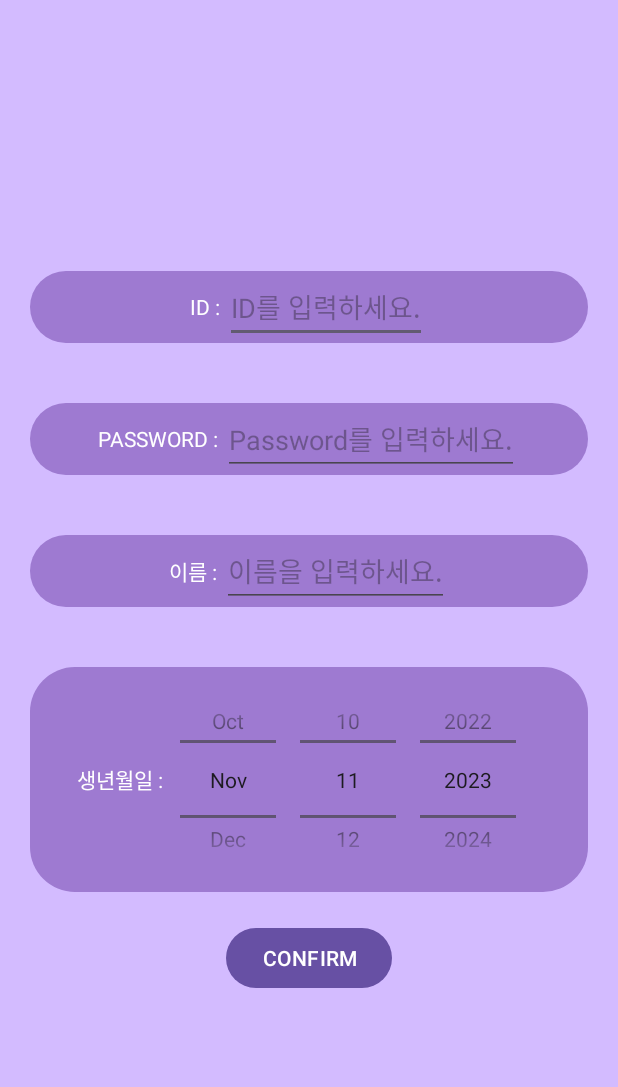
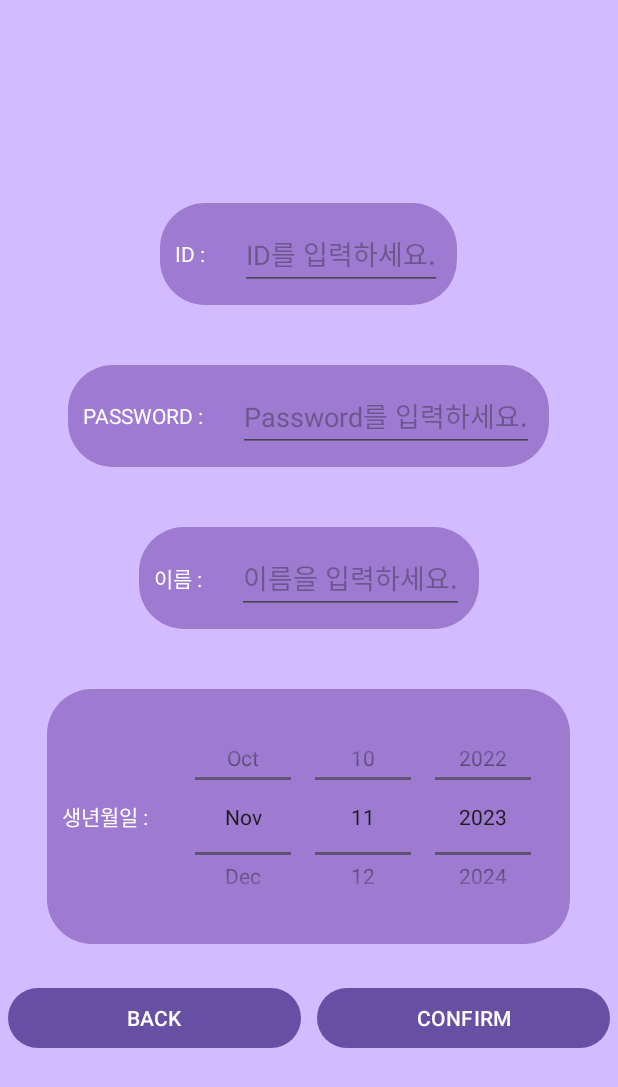
Before and after one commit to keon22han/sealed_secondhand, an Android app: the SignupActivity screen opened directly, with no data from a screen before it, after a tap on "CONFIRM", on a phone screen of 412 x 824 dp. Shown: the top 1087 px of the screen. Run offline under Robolectric (Android 15) with nearby library versions, the phone set to English and light mode, and no system bars; our stand-ins replace Firebase (no records; nobody signed in at launch, a user with empty details on screens opened directly); 1 statement that could not run was skipped.

Commit message:
Change Login and Signup Transitions
Change Login and Signup Transitions

```diff
--- a/app/src/main/java/com/example/sealed_secondhand/LoginActivity.kt
+++ b/app/src/main/java/com/example/sealed_secondhand/LoginActivity.kt
@@ -8,7 +8,6 @@ import android.widget.FrameLayout
 import android.widget.Toast
 import androidx.appcompat.app.AppCompatActivity
 import androidx.transition.Scene
-import androidx.transition.Fade
 import androidx.transition.Transition
 import androidx.transition.TransitionInflater
 import androidx.transition.TransitionManager
--- a/app/src/main/java/com/example/sealed_secondhand/SignupActivity.kt
+++ b/app/src/main/java/com/example/sealed_secondhand/SignupActivity.kt
@@ -2,23 +2,36 @@ package com.example.sealed_secondhand
 
 import android.content.Intent
 import android.os.Bundle
-import android.os.PersistableBundle
 import android.widget.Button
 import android.widget.DatePicker
 import android.widget.EditText
+import android.widget.FrameLayout
 import android.widget.Toast
 import androidx.appcompat.app.AppCompatActivity
+import androidx.transition.Scene
+import androidx.transition.Transition
+import androidx.transition.TransitionInflater
+import androidx.transition.TransitionManager
 import com.example.sealed_secondhand.db.FirebaseAuthentication
 import com.example.sealed_secondhand.db.models.User
 import com.google.firebase.database.FirebaseDatabase
 
 class SignupActivity : AppCompatActivity()  {
+    private lateinit var scene1: Scene
     override fun onCreate(savedInstanceState: Bundle?) {
         super.onCreate(savedInstanceState)
         setContentView(R.layout.activity_signup)
+        val sceneRoot = findViewById<FrameLayout>(R.id.signup_scene_root)
+        scene1 = Scene.getSceneForLayout(sceneRoot, R.layout.signup_scene1, this)
+        var transition: Transition = TransitionInflater.from(this).inflateTransition(R.transition.transition1)
+        val thread = Thread {
+            Thread.sleep(100)
+            runOnUiThread {
+                TransitionManager.go(scene1, transition)
+
                 val confirmButton = findViewById<Button>(R.id.signupCompleteButton)
                 confirmButton.setOnClickListener {
-            var user: User = User()
+                    var user = User()
                     user.userId = findViewById<EditText>(R.id.signupIdTextView).text.toString()
                     user.userPW = findViewById<EditText>(R.id.signupPWTextView).text.toString()
                     user.birthDay = findViewById<DatePicker>(R.id.signupDatePicker).year.toString() + "." + (findViewById<DatePicker>(R.id.signupDatePicker).month+1).toString() + "." + findViewById<DatePicker>(R.id.signupDatePicker).dayOfMonth.toString()
@@ -46,5 +59,15 @@ class SignupActivity : AppCompatActivity()  {
                             }
                     }
                 }
+
+                val backButton = findViewById<Button>(R.id.signupBackButton)
+                backButton.setOnClickListener {
+                    val intent = Intent(applicationContext, LoginActivity::class.java)
+                    startActivity(intent)
+                    finish()
                 }
             }
+        }
+        thread.start()
+    }
+}
--- a/app/src/main/res/layout/activity_login_scene.xml
+++ b/app/src/main/res/layout/activity_login_scene.xml
@@ -9,7 +9,7 @@
         android:layout_width="202dp"
         android:layout_height="184dp"
         android:layout_gravity="center"
-        android:layout_marginTop="250dp"
+        android:layout_marginTop="100dp"
         app:srcCompat="@drawable/start" />
     <EditText
         android:id="@+id/idEditText"
--- a/app/src/main/res/layout/activity_signup.xml
+++ b/app/src/main/res/layout/activity_signup.xml
@@ -3,91 +3,13 @@
     android:orientation="vertical"
     android:layout_width="match_parent"
     android:layout_height="match_parent"
-    android:background="#D3BBFF"
-    android:gravity="center">
-    <LinearLayout
+    android:background="#D3BBFF">
+
+    <FrameLayout
+        android:id="@+id/signup_scene_root"
         android:layout_width="match_parent"
-        android:layout_height="wrap_content"
-        android:gravity="center"
-        android:layout_margin="20dp"
-        android:background="@drawable/layout_style1"
-        android:orientation="horizontal">
-        <TextView
-            android:layout_width="wrap_content"
-            android:layout_height="wrap_content"
-            android:textColor="@color/white"
-            android:text="ID : "/>
-        <EditText
-            android:id="@+id/signupIdTextView"
-            android:layout_width="wrap_content"
-            android:layout_height="wrap_content"
-            android:textColor="@color/white"
-            android:hint="ID를 입력하세요."/>
-    </LinearLayout>
-    <LinearLayout
-        android:layout_width="match_parent"
-        android:layout_height="wrap_content"
-        android:gravity="center"
-        android:layout_margin="20dp"
-        android:background="@drawable/layout_style1"
-        android:orientation="horizontal">
-        <TextView
-            android:layout_width="wrap_content"
-            android:layout_height="wrap_content"
-            android:textColor="@color/white"
-            android:text="PASSWORD : "/>
-        <EditText
-            android:id="@+id/signupPWTextView"
-            android:layout_width="wrap_content"
-            android:layout_height="wrap_content"
-            android:textColor="@color/white"
-            android:inputType="textPassword"
-            android:hint="Password를 입력하세요."/>
-    </LinearLayout>
-    <LinearLayout
-        android:layout_width="match_parent"
-        android:layout_height="wrap_content"
-        android:gravity="center"
-        android:layout_margin="20dp"
-        android:background="@drawable/layout_style1"
-        android:orientation="horizontal">
-        <TextView
-            android:layout_width="wrap_content"
-            android:layout_height="wrap_content"
-            android:textColor="@color/white"
-            android:text="이름 : "/>
-        <EditText
-            android:id="@+id/signupNameTextView"
-            android:layout_width="wrap_content"
-            android:layout_height="wrap_content"
-            android:textColor="@color/white"
-            android:hint="이름을 입력하세요."/>
-    </LinearLayout>
-    <LinearLayout
-        android:layout_width="match_parent"
-        android:layout_height="wrap_content"
-        android:gravity="center"
-        android:layout_margin="20dp"
-        android:background="@drawable/layout_style1"
-        android:orientation="horizontal">
-        <TextView
-            android:layout_width="wrap_content"
-            android:layout_height="wrap_content"
-            android:textColor="@color/white"
-            android:text="생년월일 : "/>
-        <DatePicker
-            android:id="@+id/signupDatePicker"
-            android:layout_width="wrap_content"
-            android:layout_height="150dp"
-            android:outlineAmbientShadowColor="@color/white"
-            android:calendarViewShown="false"
-            android:datePickerMode="spinner"/>
-    </LinearLayout>
-
-    <Button
-        android:id="@+id/signupCompleteButton"
-        android:layout_width="wrap_content"
-        android:layout_height="wrap_content"
-        android:text="CONFIRM" />
+        android:layout_height="match_parent">
+        <include layout="@layout/signup_scene"/>
+    </FrameLayout>
 
 </LinearLayout>
--- /dev/null
+++ b/app/src/main/res/layout/signup_scene.xml
@@ -0,0 +1,120 @@
+<?xml version="1.0" encoding="utf-8"?>
+<LinearLayout xmlns:android="http://schemas.android.com/apk/res/android"
+    android:layout_width="match_parent"
+    android:layout_height="match_parent"
+    android:gravity="center"
+    android:orientation="vertical">
+    <LinearLayout
+        android:id="@+id/layout1"
+        android:layout_width="wrap_content"
+        android:layout_height="wrap_content"
+        android:layout_marginTop="100dp"
+        android:layout_marginBottom="20dp"
+        android:background="@drawable/layout_style1"
+        android:gravity="center"
+        android:orientation="horizontal">
+
+        <TextView
+            android:layout_width="wrap_content"
+            android:layout_height="wrap_content"
+            android:layout_margin="10dp"
+            android:text="ID : "
+            android:textColor="@color/white" />
+
+        <EditText
+            android:id="@+id/signupIdTextView"
+            android:layout_width="wrap_content"
+            android:layout_height="wrap_content"
+            android:layout_margin="10dp"
+            android:hint="ID를 입력하세요."
+            android:textColor="@color/white" />
+    </LinearLayout>
+
+    <LinearLayout
+        android:id="@+id/layout2"
+        android:layout_width="wrap_content"
+        android:layout_height="wrap_content"
+        android:gravity="center"
+        android:layout_margin="20dp"
+        android:background="@drawable/layout_style1"
+        android:orientation="horizontal">
+        <TextView
+            android:layout_width="wrap_content"
+            android:layout_height="wrap_content"
+            android:textColor="@color/white"
+            android:layout_margin="10dp"
+            android:text="PASSWORD : "/>
+        <EditText
+            android:id="@+id/signupPWTextView"
+            android:layout_width="wrap_content"
+            android:layout_height="wrap_content"
+            android:textColor="@color/white"
+            android:inputType="textPassword"
+            android:layout_margin="10dp"
+            android:hint="Password를 입력하세요."/>
+    </LinearLayout>
+    <LinearLayout
+        android:id="@+id/layout3"
+        android:layout_width="wrap_content"
+        android:layout_height="wrap_content"
+        android:gravity="center"
+        android:layout_margin="20dp"
+        android:background="@drawable/layout_style1"
+        android:orientation="horizontal">
+        <TextView
+            android:layout_width="wrap_content"
+            android:layout_height="wrap_content"
+            android:textColor="@color/white"
+            android:layout_margin="10dp"
+            android:text="이름 : "/>
+        <EditText
+            android:id="@+id/signupNameTextView"
+            android:layout_width="wrap_content"
+            android:layout_height="wrap_content"
+            android:textColor="@color/white"
+            android:layout_margin="10dp"
+            android:hint="이름을 입력하세요."/>
+    </LinearLayout>
+    <LinearLayout
+        android:id="@+id/layout4"
+        android:layout_width="wrap_content"
+        android:layout_height="wrap_content"
+        android:gravity="center"
+        android:layout_margin="20dp"
+        android:background="@drawable/layout_style1"
+        android:orientation="horizontal">
+        <TextView
+            android:layout_width="wrap_content"
+            android:layout_height="wrap_content"
+            android:textColor="@color/white"
+            android:layout_margin="10dp"
+            android:text="생년월일 : "/>
+        <DatePicker
+            android:id="@+id/signupDatePicker"
+            android:layout_width="wrap_content"
+            android:layout_height="150dp"
+            android:outlineAmbientShadowColor="@color/white"
+            android:calendarViewShown="false"
+            android:layout_margin="10dp"
+            android:datePickerMode="spinner"/>
+    </LinearLayout>
+    <LinearLayout
+        android:id="@+id/layout5"
+        android:layout_width="match_parent"
+        android:layout_height="wrap_content">
+        <Button
+            android:id="@+id/signupBackButton"
+            android:layout_width="match_parent"
+            android:layout_height="wrap_content"
+            android:layout_weight="1"
+            android:layout_margin="5dp"
+            android:text="BACK" />
+        <Button
+            android:id="@+id/signupCompleteButton"
+            android:layout_width="match_parent"
+            android:layout_height="wrap_content"
+            android:layout_margin="5dp"
+            android:layout_weight="1"
+            android:text="CONFIRM" />
+    </LinearLayout>
+</LinearLayout>
--- /dev/null
+++ b/app/src/main/res/layout/signup_scene1.xml
@@ -0,0 +1,119 @@
+<?xml version="1.0" encoding="utf-8"?>
+<LinearLayout xmlns:android="http://schemas.android.com/apk/res/android"
+    android:layout_width="match_parent"
+    android:layout_height="match_parent"
+    android:gravity="center"
+    android:orientation="vertical">
+    <LinearLayout
+        android:id="@+id/layout1"
+        android:layout_width="wrap_content"
+        android:layout_height="wrap_content"
+        android:layout_margin="20dp"
+        android:background="@drawable/layout_style1"
+        android:gravity="center"
+        android:orientation="horizontal">
+
+        <TextView
+            android:layout_width="wrap_content"
+            android:layout_height="wrap_content"
+            android:layout_margin="10dp"
+            android:text="ID : "
+            android:textColor="@color/white" />
+
+        <EditText
+            android:id="@+id/signupIdTextView"
+            android:layout_width="wrap_content"
+            android:layout_height="wrap_content"
+            android:layout_margin="10dp"
+            android:hint="ID를 입력하세요."
+            android:textColor="@color/white" />
+    </LinearLayout>
+
+    <LinearLayout
+        android:id="@+id/layout2"
+        android:layout_width="wrap_content"
+        android:layout_height="wrap_content"
+        android:gravity="center"
+        android:layout_margin="20dp"
+        android:background="@drawable/layout_style1"
+        android:orientation="horizontal">
+        <TextView
+            android:layout_width="wrap_content"
+            android:layout_height="wrap_content"
+            android:textColor="@color/white"
+            android:layout_margin="10dp"
+            android:text="PASSWORD : "/>
+        <EditText
+            android:id="@+id/signupPWTextView"
+            android:layout_width="wrap_content"
+            android:layout_height="wrap_content"
+            android:textColor="@color/white"
+            android:inputType="textPassword"
+            android:layout_margin="10dp"
+            android:hint="Password를 입력하세요."/>
+    </LinearLayout>
+    <LinearLayout
+        android:id="@+id/layout3"
+        android:layout_width="wrap_content"
+        android:layout_height="wrap_content"
+        android:gravity="center"
+        android:layout_margin="20dp"
+        android:background="@drawable/layout_style1"
+        android:orientation="horizontal">
+        <TextView
+            android:layout_width="wrap_content"
+            android:layout_height="wrap_content"
+            android:textColor="@color/white"
+            android:layout_margin="10dp"
+            android:text="이름 : "/>
+        <EditText
+            android:id="@+id/signupNameTextView"
+            android:layout_width="wrap_content"
+            android:layout_height="wrap_content"
+            android:textColor="@color/white"
+            android:layout_margin="10dp"
+            android:hint="이름을 입력하세요."/>
+    </LinearLayout>
+    <LinearLayout
+        android:id="@+id/layout4"
+        android:layout_width="wrap_content"
+        android:layout_height="wrap_content"
+        android:gravity="center"
+        android:layout_margin="20dp"
+        android:background="@drawable/layout_style1"
+        android:orientation="horizontal">
+        <TextView
+            android:layout_width="wrap_content"
+            android:layout_height="wrap_content"
+            android:textColor="@color/white"
+            android:layout_margin="10dp"
+            android:text="생년월일 : "/>
+        <DatePicker
+            android:id="@+id/signupDatePicker"
+            android:layout_width="wrap_content"
+            android:layout_height="150dp"
+            android:outlineAmbientShadowColor="@color/white"
+            android:calendarViewShown="false"
+            android:layout_margin="10dp"
+            android:datePickerMode="spinner"/>
+    </LinearLayout>
+    <LinearLayout
+        android:id="@+id/layout5"
+        android:layout_width="match_parent"
+        android:layout_height="wrap_content">
+        <Button
+            android:id="@+id/signupBackButton"
+            android:layout_width="match_parent"
+            android:layout_height="wrap_content"
+            android:layout_weight="1"
+            android:layout_margin="5dp"
+            android:text="BACK" />
+        <Button
+            android:id="@+id/signupCompleteButton"
+            android:layout_width="match_parent"
+            android:layout_height="wrap_content"
+            android:layout_margin="5dp"
+            android:layout_weight="1"
+            android:text="CONFIRM" />
+    </LinearLayout>
+</LinearLayout>
--- a/app/src/main/res/transition/transition1.xml
+++ b/app/src/main/res/transition/transition2.xml
@@ -1,4 +1,4 @@
 <?xml version="1.0" encoding="utf-8"?>
 <transitionSet xmlns:android="http://schemas.android.com/apk/res/android">
-    <changeBounds android:duration="1500" android:interpolator="@android:interpolator/bounce"/>
+    <changeBounds android:duration="1000" android:interpolator="@android:interpolator/accelerate_decelerate"/>
 </transitionSet>
```
Lines whose indentation alone changed are shown as unchanged.
